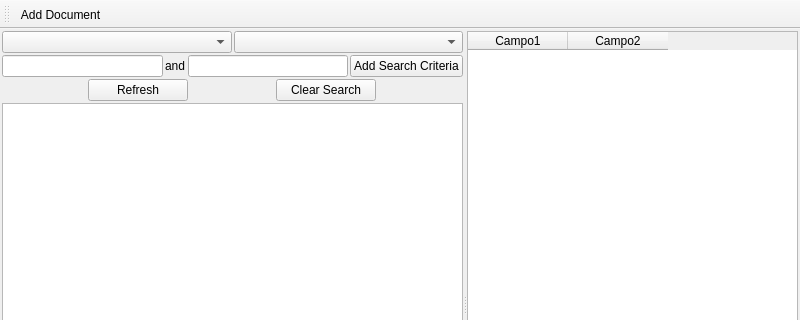
Before: the Qt Designer form eDoc-Client/explorerwindow.ui in diegowald/eDoc, drawn with Qt 5; both pictures show x 0 to 800 and y 0 to 320 of the 800 by 600 pixel window.
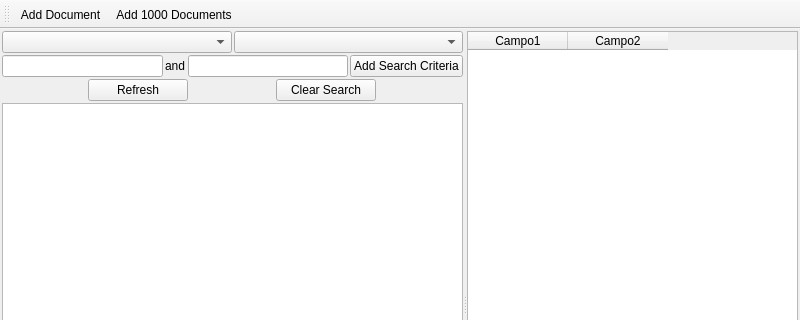
After: the same form once the commit is applied.

Commit message: Multi tree implementation and working.

```diff
--- a/eDoc-Client/explorerwindow.ui
+++ b/eDoc-Client/explorerwindow.ui
@@ -280,6 +280,7 @@
     <bool>false</bool>
    </attribute>
    <addaction name="actionAdd_Document"/>
+   <addaction name="actionAdd_1000_Documents"/>
   </widget>
   <action name="actionAdd_Document">
    <property name="text">
@@ -289,6 +290,11 @@
     <string>Adds a new document to storage</string>
    </property>
   </action>
+  <action name="actionAdd_1000_Documents">
+   <property name="text">
+    <string>Add 1000 Documents</string>
+   </property>
+  </action>
  </widget>
  <resources/>
  <connections/>
```
The commit also changes 2 other files.
